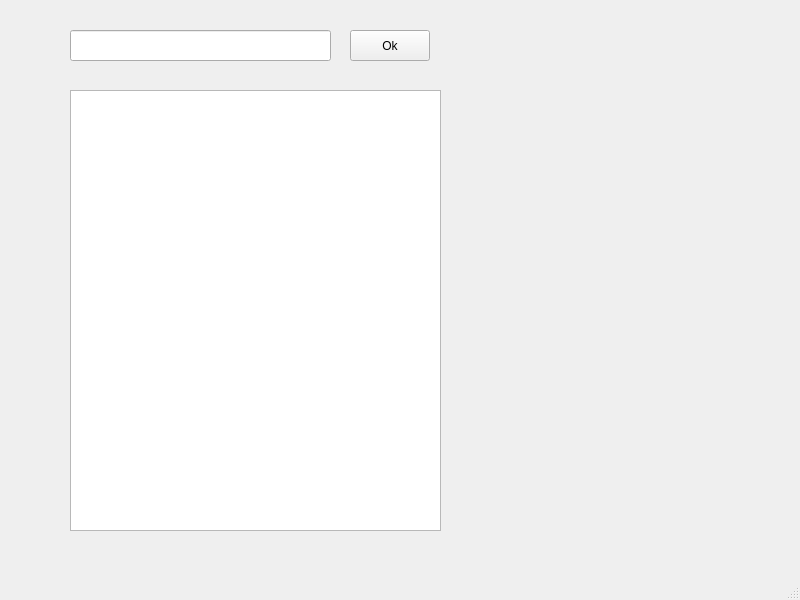
Before: the Qt Designer form mainwindow.ui in JackLovel/FilterDataDemo, drawn with Qt 5.
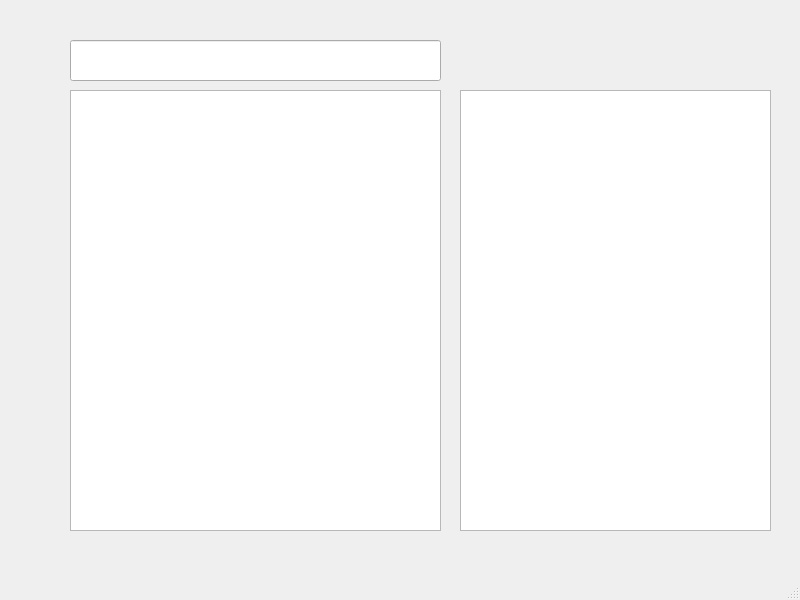
After: the same form once the commit is applied.

```diff
--- a/mainwindow.ui
+++ b/mainwindow.ui
@@ -18,25 +18,12 @@
     <property name="geometry">
      <rect>
       <x>70</x>
-      <y>30</y>
-      <width>261</width>
-      <height>31</height>
+      <y>40</y>
+      <width>371</width>
+      <height>41</height>
      </rect>
     </property>
    </widget>
-   <widget class="QPushButton" name="pushButton">
-    <property name="geometry">
-     <rect>
-      <x>350</x>
-      <y>30</y>
-      <width>80</width>
-      <height>31</height>
-     </rect>
-    </property>
-    <property name="text">
-     <string>Ok</string>
-    </property>
-   </widget>
    <widget class="QTreeView" name="treeView">
     <property name="geometry">
      <rect>
@@ -47,6 +34,16 @@
      </rect>
     </property>
    </widget>
+   <widget class="QTreeView" name="sourceView">
+    <property name="geometry">
+     <rect>
+      <x>460</x>
+      <y>90</y>
+      <width>311</width>
+      <height>441</height>
+     </rect>
+    </property>
+   </widget>
   </widget>
   <widget class="QMenuBar" name="menubar">
    <property name="geometry">
```
